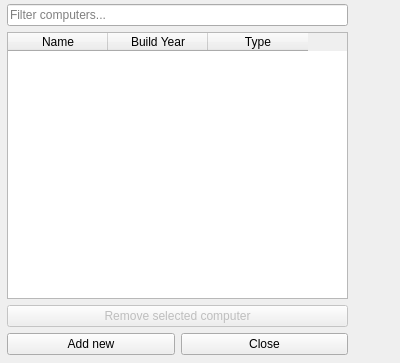
sandraBender/VLN1-hopur2, file compwindow.ui: the form before one commit.
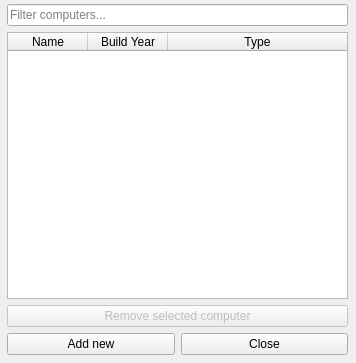
The form after the commit.

Diff of the .ui file:
```diff
--- a/compwindow.ui
+++ b/compwindow.ui
@@ -6,7 +6,7 @@
    <rect>
     <x>0</x>
     <y>0</y>
-    <width>400</width>
+    <width>356</width>
     <height>363</height>
    </rect>
   </property>
@@ -41,6 +41,15 @@
       <property name="sortingEnabled">
        <bool>true</bool>
       </property>
+      <attribute name="horizontalHeaderCascadingSectionResizes">
+       <bool>true</bool>
+      </attribute>
+      <attribute name="horizontalHeaderDefaultSectionSize">
+       <number>80</number>
+      </attribute>
+      <attribute name="horizontalHeaderStretchLastSection">
+       <bool>true</bool>
+      </attribute>
       <attribute name="verticalHeaderVisible">
        <bool>false</bool>
       </attribute>
```
